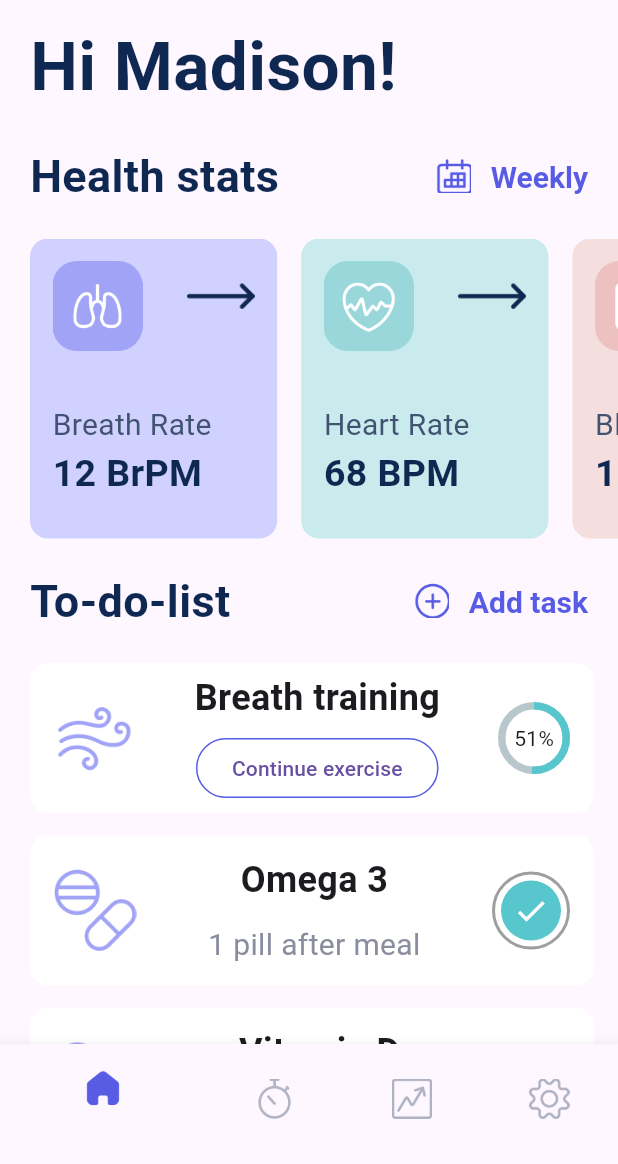
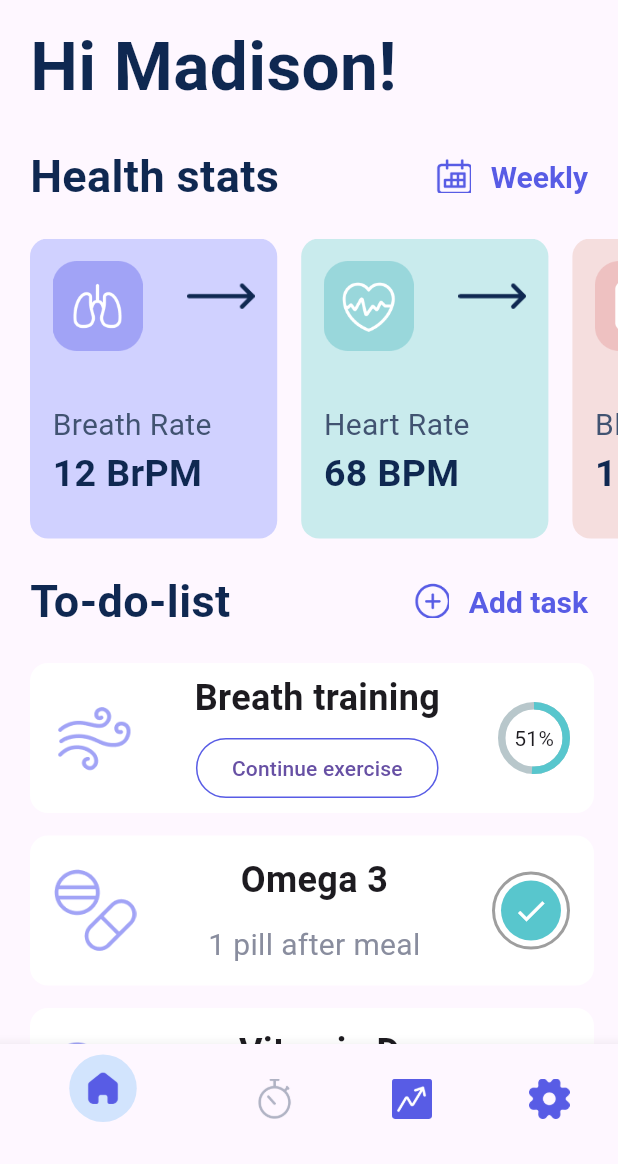
Before and after one commit to Alfraganus/one_look, a Flutter app: the screen it shows after launch, on a phone screen of 412 x 824 dp, the part 72-1236 px from its top. Run offline on Flutter 3.47's test engine with Material 3 defaults, Android fonts, the phone set to English and light mode, and no system bars; drawn by our look-alikes of percent_indicator; our stand-ins replace get, hexcolor.

Commit message:
homepage ready

```diff
--- a/lib/BottomNavigationBar.dart
+++ b/lib/BottomNavigationBar.dart
@@ -1,54 +1,112 @@
-
 import 'package:flutter/material.dart';
+import 'package:get/get_core/src/get_main.dart';
+import 'package:get/get_instance/get_instance.dart';
+import 'package:get/get_state_manager/src/rx_flutter/rx_obx_widget.dart';
+import 'package:one_look/pages/home/logic/HomeLogic.dart';
 
 Container buildCustomNavigationBar() {
+  final controller = Get.put(HomelogicController());
+
   return Container(
     height: 80.0, // Set the desired height here
-    child: BottomNavigationBar(
+    child: Obx(() => BottomNavigationBar(
+      currentIndex: controller.bottomMenuIndex.value, // Use .value to access the RxInt value
+      onTap: (index) {
+        controller.changeIndex(index); // Change index when a tab is tapped
+      },
       items: [
         BottomNavigationBarItem(
           icon: CustomBottomNavBarItem(
-            imagePath: 'assets/images/menu home.png', // Update with your image path
-            label: '',
+            imagePath: controller.bottomMenuIndex.value == 0
+                ? 'assets/images/menu home.png'
+                : 'assets/images/menu homeinactive.png',
           ),
-          label: '', // Leave empty if the label is handled in the custom widget
+          label: '',
+          activeIcon: Container(
+            decoration: BoxDecoration(
+              color: Colors.blue.withOpacity(0.2), // Light blue background
+              shape: BoxShape.circle,
+            ),
+            padding: EdgeInsets.all(10), // Adds space around the icon
+            child: Image.asset(
+              'assets/images/menu home.png',
+              width: 25, // Adjust the size as needed
+              height: 25,
+            ),
+          ),
         ),
         BottomNavigationBarItem(
           icon: CustomBottomNavBarItem(
-            imagePath: 'assets/images/menu activity.png', // Update with your image path
-            label: '',
+            imagePath: controller.bottomMenuIndex.value == 1
+                ? 'assets/images/menu activity_Active.png'
+                : 'assets/images/menu activity.png',
           ),
-          label: '', // Leave empty if the label is handled in the custom widget
+          label: '',
+          activeIcon: Container(
+            decoration: BoxDecoration(
+              color: Colors.blue.withOpacity(0.2), // Light blue background
+              shape: BoxShape.circle,
+            ),
+            padding: EdgeInsets.all(10), // Adds space around the icon
+            child: Image.asset(
+              'assets/images/menu activity.png',
+              width: 25, // Adjust the size as needed
+              height: 25,
+            ),
+          ),
         ),
         BottomNavigationBarItem(
           icon: CustomBottomNavBarItem(
-            imagePath: 'assets/images/menu progress.png', // Update with your image path
-            label: '',
+            imagePath: controller.bottomMenuIndex.value == 2
+                ? 'assets/images/menu progress.png'
+                : 'assets/images/menu progress_active.png',
           ),
-          label: '', // Leave empty if the label is handled in the custom widget
+          label: '',
+          activeIcon: Container(
+            decoration: BoxDecoration(
+              color: Colors.blue.withOpacity(0.2), // Light blue background
+              shape: BoxShape.circle,
+            ),
+            padding: EdgeInsets.all(10), // Adds space around the icon
+            child: Image.asset(
+              'assets/images/menu progress.png',
+              width: 25, // Adjust the size as needed
+              height: 25,
+            ),
+          ),
         ),
         BottomNavigationBarItem(
           icon: CustomBottomNavBarItem(
-            imagePath: 'assets/images/menu settings.png', // Update with your image path
-            label: '',
+            imagePath: controller.bottomMenuIndex.value == 3
+                ? 'assets/images/menu settings.png'
+                : 'assets/images/menu settings_Active.png',
           ),
-          label: '', // Leave empty if the label is handled in the custom widget
+          label: '',
+          activeIcon: Container(
+            decoration: BoxDecoration(
+              color: Colors.blue.withOpacity(0.2), // Light blue background
+              shape: BoxShape.circle,
+            ),
+            padding: EdgeInsets.all(10), // Adds space around the icon
+            child: Image.asset(
+              'assets/images/menu settings.png',
+              width: 25, // Adjust the size as needed
+              height: 25,
+            ),
+          ),
         ),
         // Add other items...
       ],
-      // Add other BottomNavigationBar properties like currentIndex, onTap, etc.
-    ),
+    )),
   );
 }
 
 class CustomBottomNavBarItem extends StatelessWidget {
   final String imagePath;
-  final String label;
 
   const CustomBottomNavBarItem({
     Key? key,
     required this.imagePath,
-    required this.label,
   }) : super(key: key);
 
   @override
@@ -61,7 +119,7 @@ class CustomBottomNavBarItem extends StatelessWidget {
           width: 27, // Adjust the size as needed
           height: 27,
         ),
-       ],
+      ],
     );
   }
 }
--- /dev/null
+++ b/lib/pages/home/logic/HomeLogic.dart
@@ -0,0 +1,11 @@
+import 'package:get/get.dart';
+import 'package:get/get_state_manager/src/simple/get_controllers.dart';
+
+class HomelogicController extends GetxController  {
+  var bottomMenuIndex = 0.obs; // RxInt
+
+  void changeIndex(int index) {
+    bottomMenuIndex.value = index; // Update using .value
+    print(bottomMenuIndex.value);
+  }
+}
```
Also changed, not shown: assets/images/inactive/menu activity.png (added), assets/images/inactive/menu home.png (added), assets/images/inactive/menu progress.png (added), assets/images/inactive/menu settings.png (added), assets/images/menu activity_Active.png (added), assets/images/menu homeinactive.png (added), assets/images/menu progress_active.png (added), assets/images/menu settings_Active.png (added).
